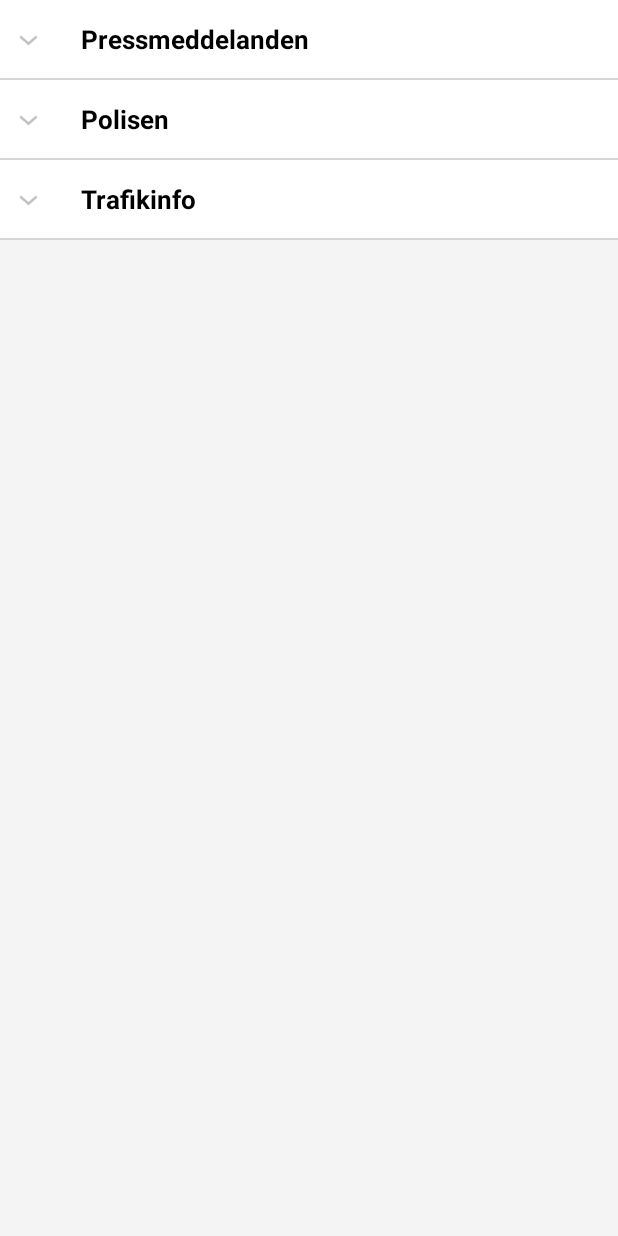
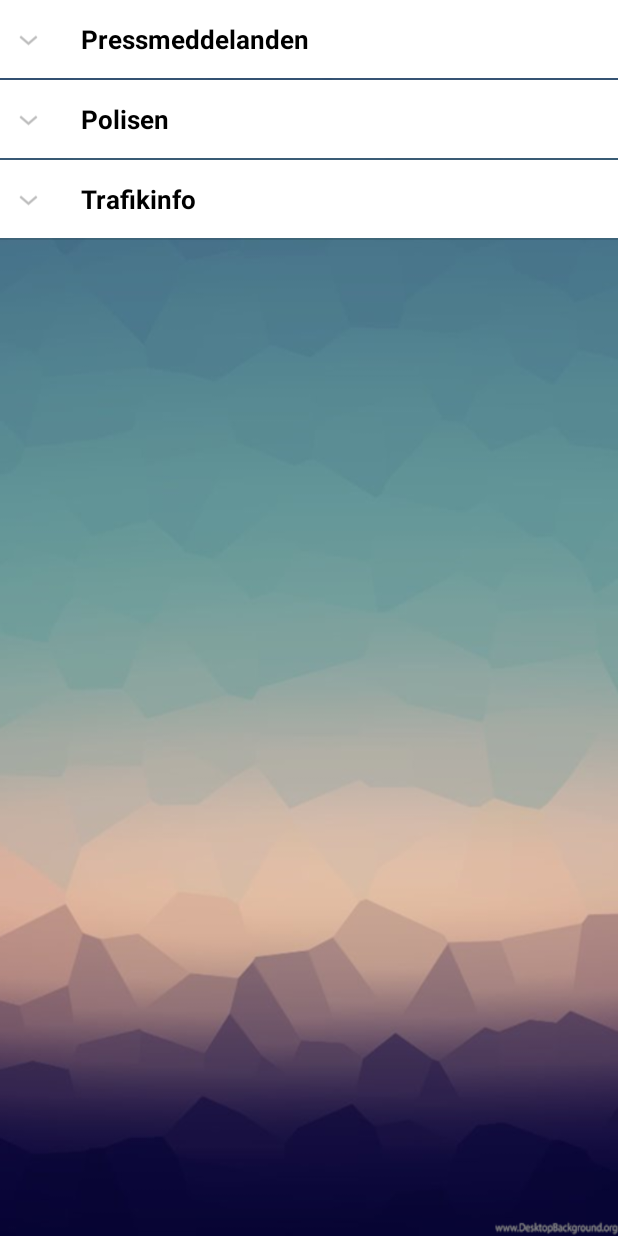
Before and after one commit to Ohedendahl/TIG167, an Android app: the screen it shows after launch (MainActivity), on a phone screen of 412 x 824 dp. Run offline under Robolectric (Android 15) with nearby library versions, the phone set to English and light mode, and no system bars.

Commit message:
Lade till bakgrund

```diff
--- a/MyFirstApp/app/src/main/res/layout/activity_main.xml
+++ b/MyFirstApp/app/src/main/res/layout/activity_main.xml
@@ -4,7 +4,7 @@
 <LinearLayout xmlns:android="http://schemas.android.com/apk/res/android"
     android:layout_width="fill_parent"
     android:layout_height="fill_parent"
-    android:background="#f4f4f4"
+    android:background="@drawable/image"
     android:orientation="vertical">
 
     <ExpandableListView
```
Also changed, not shown: MyFirstApp/app/src/main/res/drawable/image.png (added), MyFirstApp/app/src/main/res/drawable/testimage.png (added).
